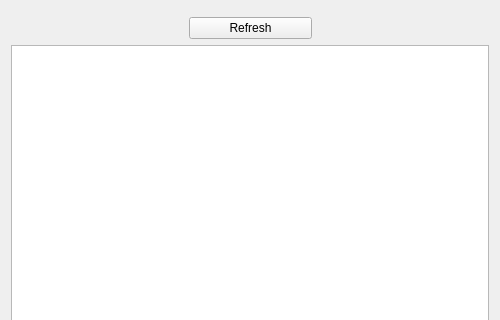
Above: src/3rdparty/traceability/reviews/reviewswidget.ui from esa/spacecreator before the change; both pictures show x 0 to 500 and y 0 to 320 of the 500 by 500 pixel window. Below: the same form after it.
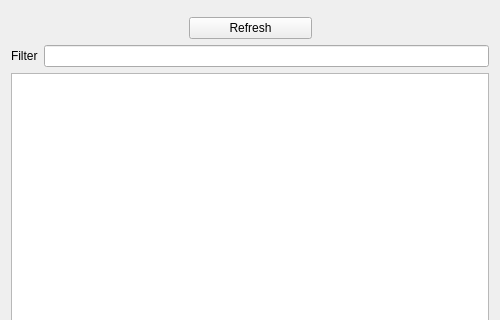
That is the form after the change. Custom widgets are drawn as their Qt base class.

Commit message: Add filters for reviews in UI

Patch:
```diff
--- a/src/3rdparty/traceability/reviews/reviewswidget.ui
+++ b/src/3rdparty/traceability/reviews/reviewswidget.ui
@@ -13,7 +13,7 @@
   <property name="windowTitle">
    <string>Form</string>
   </property>
-  <layout class="QGridLayout" name="gridLayout">
+  <layout class="QGridLayout" name="gridLayout_2">
    <item row="0" column="0">
     <widget class="tracecommon::CredentialWidget" name="credentialWidget" native="true"/>
    </item>
@@ -93,6 +93,26 @@
     </layout>
    </item>
    <item row="2" column="0">
+    <layout class="QGridLayout" name="gridLayout">
+     <item row="0" column="0">
+      <widget class="QLabel" name="filterLabel">
+       <property name="text">
+        <string>Filter</string>
+       </property>
+      </widget>
+     </item>
+     <item row="0" column="1">
+      <widget class="QLineEdit" name="filterLineEdit">
+       <property name="clearButtonEnabled">
+        <bool>true</bool>
+       </property>
+      </widget>
+     </item>
+    </layout>
+   </item>
+   <item row="3" column="0">
+    <layout class="QVBoxLayout" name="verticalLayout">
+     <item>
     <widget class="QTableView" name="allReviews">
      <attribute name="horizontalHeaderStretchLastSection">
       <bool>true</bool>
@@ -102,7 +122,9 @@
      </attribute>
     </widget>
    </item>
-   <item row="3" column="0">
+    </layout>
+   </item>
+   <item row="4" column="0">
     <layout class="QHBoxLayout" name="buttonsLayout">
      <item>
       <widget class="QPushButton" name="createReviewButton">
```
Lines whose indentation alone changed are shown as unchanged. The commit also changes 10 other files.
